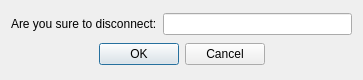
Qt form Qt/ui/disDialog.ui (marcelkoniecz/WDS) before a commit.
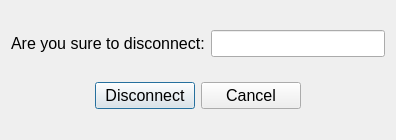
The same form after that commit.

The edit to the form file:
```diff
--- a/Qt/ui/disDialog.ui
+++ b/Qt/ui/disDialog.ui
@@ -6,8 +6,8 @@
    <rect>
     <x>0</x>
     <y>0</y>
-    <width>363</width>
-    <height>80</height>
+    <width>396</width>
+    <height>140</height>
    </rect>
   </property>
   <property name="windowTitle">
@@ -20,6 +20,11 @@
       <layout class="QHBoxLayout" name="horizontalLayout_2">
        <item>
         <widget class="QLabel" name="label">
+         <property name="font">
+          <font>
+           <pointsize>12</pointsize>
+          </font>
+         </property>
          <property name="text">
           <string>Are you sure to disconnect:</string>
          </property>
@@ -33,6 +38,11 @@
            <height>0</height>
           </size>
          </property>
+         <property name="font">
+          <font>
+           <pointsize>12</pointsize>
+          </font>
+         </property>
         </widget>
        </item>
       </layout>
@@ -55,9 +65,38 @@
       </spacer>
      </item>
      <item>
-      <widget class="QDialogButtonBox" name="buttonBox">
-       <property name="standardButtons">
-        <set>QDialogButtonBox::Cancel|QDialogButtonBox::Ok</set>
+      <widget class="QPushButton" name="disconnectButton">
+       <property name="minimumSize">
+        <size>
+         <width>100</width>
+         <height>0</height>
+        </size>
+       </property>
+       <property name="font">
+        <font>
+         <pointsize>12</pointsize>
+        </font>
+       </property>
+       <property name="text">
+        <string>Disconnect</string>
+       </property>
+      </widget>
+     </item>
+     <item>
+      <widget class="QPushButton" name="cancelButton">
+       <property name="minimumSize">
+        <size>
+         <width>100</width>
+         <height>0</height>
+        </size>
+       </property>
+       <property name="font">
+        <font>
+         <pointsize>12</pointsize>
+        </font>
+       </property>
+       <property name="text">
+        <string>Cancel</string>
        </property>
       </widget>
      </item>
```
